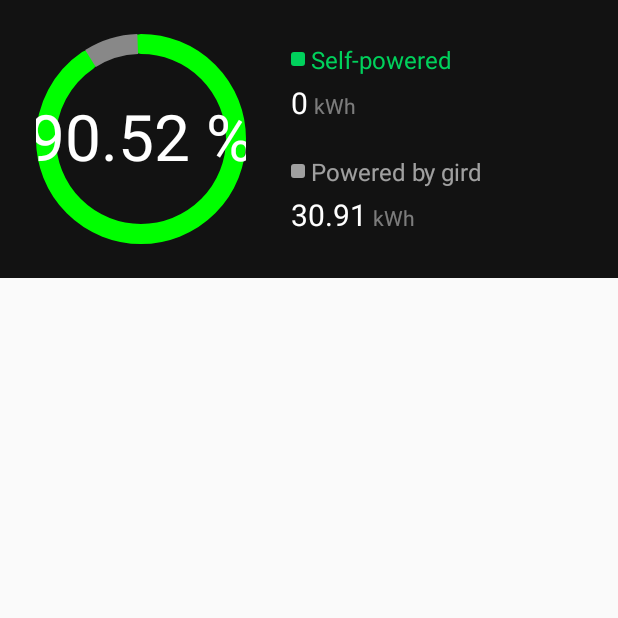
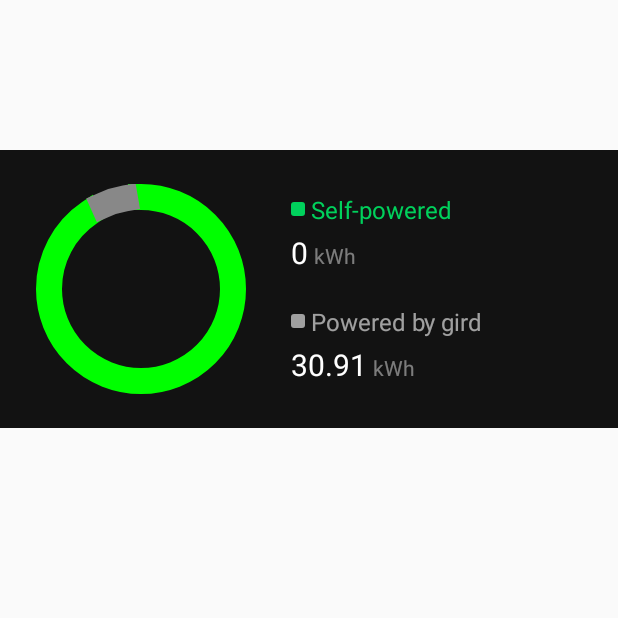
Before and after one commit to xiongxuchuan/ProjectVerify, an Android app built with Jetpack Compose: the screen it shows after launch (OuterHistoryActivity), on a phone screen of 412 x 824 dp, the top half of it. Run offline under Robolectric (Android 15) with nearby library versions, the phone set to English and light mode, and no system bars.

Commit message:
环形图自定义view实现

```diff
--- a/app/src/main/java/com/example/myapplication/activity/OuterHistoryActivity.kt
+++ b/app/src/main/java/com/example/myapplication/activity/OuterHistoryActivity.kt
@@ -15,7 +15,7 @@ class OuterHistoryActivity : AppCompatActivity() {
         super.onCreate(savedInstanceState)
         enableEdgeToEdge()
         setContentView(R.layout.activity_outer_history)
-        var cpv: CircularProgressView = findViewById(R.id.cpv)
-        cpv.setProgress(90.52F)
+        val progressView = findViewById<CircularProgressView>(R.id.cpv)
+        progressView.setProgress(90.52F)
     }
 }
--- a/app/src/main/java/com/example/myapplication/view/CircularProgressView.kt
+++ b/app/src/main/java/com/example/myapplication/view/CircularProgressView.kt
@@ -6,10 +6,8 @@ import android.graphics.Paint
 import android.graphics.RectF
 import android.util.AttributeSet
 import android.view.View
-import java.util.Locale
 import kotlin.math.min
 import android.content.Context
-
 class CircularProgressView @JvmOverloads constructor(
     context: Context,
     attrs: AttributeSet? = null,
@@ -18,27 +16,20 @@ class CircularProgressView @JvmOverloads constructor(
 
     private var progress = 0f // 0.0 ~ 100.0
 
-    private val strokeWidth = 20f
+    private val strokeWidth = 26f
 
     private val progressPaint = Paint(Paint.ANTI_ALIAS_FLAG).apply {
         style = Paint.Style.STROKE
         strokeWidth = this@CircularProgressView.strokeWidth
-        strokeCap = Paint.Cap.ROUND
+        strokeCap = Paint.Cap.SQUARE
         color = Color.GREEN
     }
 
     private val backgroundPaint = Paint(Paint.ANTI_ALIAS_FLAG).apply {
         style = Paint.Style.STROKE
         strokeWidth = this@CircularProgressView.strokeWidth
-        // 注意这里采用 BUTT 以避免自动加上圆角，使间隙更加明显
-        strokeCap = Paint.Cap.BUTT
+        strokeCap = Paint.Cap.SQUARE
         color = Color.GRAY
-    }
-
-    private val textPaint = Paint(Paint.ANTI_ALIAS_FLAG).apply {
-        color = Color.WHITE
-        textAlign = Paint.Align.CENTER
-        textSize = 64f
     }
 
     private val rectF = RectF()
@@ -52,10 +43,10 @@ class CircularProgressView @JvmOverloads constructor(
 
         // 先绘制进度圆弧（绿色），始终从 -90° 开始
         val progressAngle = (progress / 100f) * 360f
-        canvas.drawArc(rectF, -90f, progressAngle, false, progressPaint)
+        canvas.drawArc(rectF, -90f, progressAngle , false, progressPaint)
 
         // 设置间隙 gap（单位：度），用于使灰色两端断开
-        val gap = 2f
+        val gap = 10f
 
         // 只有当进度未达到 100% 时才绘制剩余的灰色弧段
         if (progressAngle < 360f) {
@@ -67,12 +58,6 @@ class CircularProgressView @JvmOverloads constructor(
             // 注意：如果 progress 为 0，这样灰色弧也会留出两个小 gap
             canvas.drawArc(rectF, bgStartAngle, bgSweepAngle, false, backgroundPaint)
         }
-
-        // 绘制中间的百分比文字
-        val percentText = String.format(Locale.getDefault(), "%.2f %%", progress)
-        val x = width / 2f
-        val y = height / 2f - (textPaint.descent() + textPaint.ascent()) / 2f
-        canvas.drawText(percentText, x, y, textPaint)
     }
 
     fun setProgress(value: Float) {
--- a/app/src/main/res/layout/activity_outer_history.xml
+++ b/app/src/main/res/layout/activity_outer_history.xml
@@ -8,7 +8,8 @@
     android:paddingStart="24dp"
     android:paddingEnd="16dp"
     android:background="#ff121212"
-    tools:context=".activity.OuterHistoryActivity">
+    tools:context=".activity.OuterHistoryActivity"
+    android:layout_marginTop="100dp">
 
     <com.example.myapplication.view.CircularProgressView
         android:id="@+id/cpv"
```
